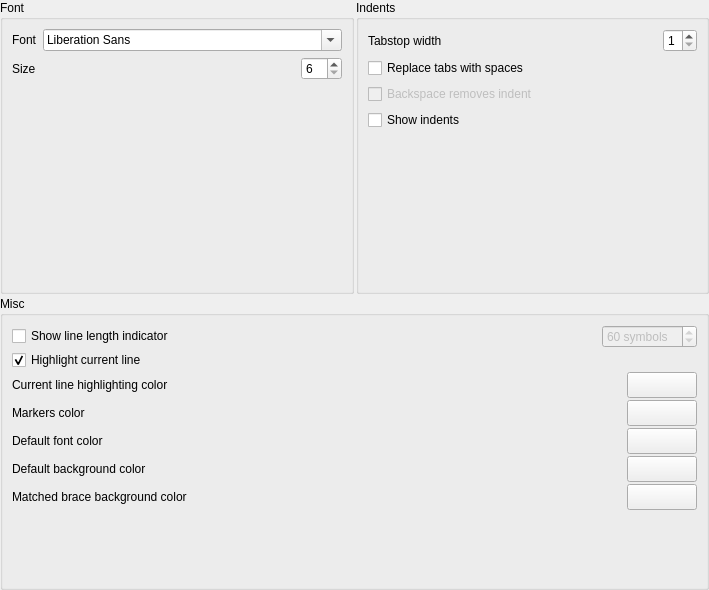
Before: the Qt Designer form src/gui/EditorSettingsPage.ui in Mezomish/juffed, drawn with Qt 5.
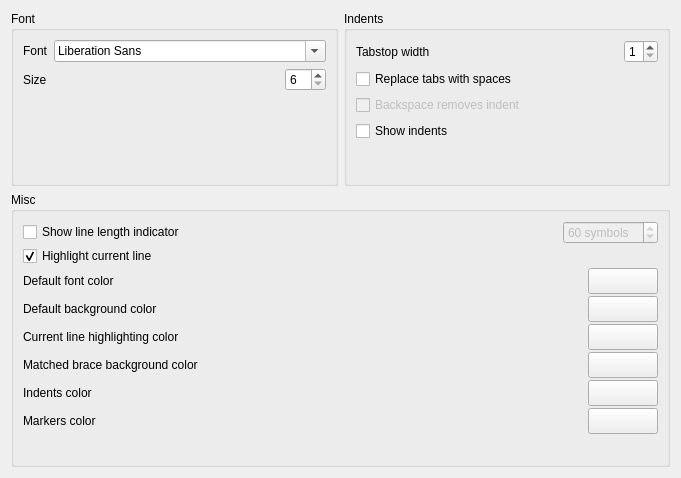
After: the same form once the commit is applied.

Commit message: Added: customizing the indents color

The edit to the form file:
```diff
--- a/src/gui/EditorSettingsPage.ui
+++ b/src/gui/EditorSettingsPage.ui
@@ -6,20 +6,173 @@
    <rect>
     <x>0</x>
     <y>0</y>
-    <width>709</width>
-    <height>590</height>
+    <width>681</width>
+    <height>478</height>
    </rect>
   </property>
   <property name="windowTitle">
    <string/>
   </property>
-  <layout class="QGridLayout">
-   <property name="margin">
-    <number>0</number>
-   </property>
-   <property name="spacing">
-    <number>2</number>
-   </property>
+  <layout class="QGridLayout" name="gridLayout">
+   <item row="0" column="0">
+    <widget class="QGroupBox" name="groupBox">
+     <property name="title">
+      <string>Font</string>
+     </property>
+     <layout class="QGridLayout">
+      <property name="margin">
+       <number>9</number>
+      </property>
+      <property name="spacing">
+       <number>6</number>
+      </property>
+      <item row="0" column="0">
+       <widget class="QLabel" name="label">
+        <property name="text">
+         <string>Font</string>
+        </property>
+       </widget>
+      </item>
+      <item row="0" column="1" colspan="2">
+       <widget class="QFontComboBox" name="fontCmb"/>
+      </item>
+      <item row="1" column="0">
+       <widget class="QLabel" name="label_2">
+        <property name="text">
+         <string>Size</string>
+        </property>
+       </widget>
+      </item>
+      <item row="1" column="1">
+       <spacer>
+        <property name="orientation">
+         <enum>Qt::Horizontal</enum>
+        </property>
+        <property name="sizeHint" stdset="0">
+         <size>
+          <width>40</width>
+          <height>20</height>
+         </size>
+        </property>
+       </spacer>
+      </item>
+      <item row="1" column="2">
+       <widget class="QSpinBox" name="fontSizeSpin">
+        <property name="minimum">
+         <number>6</number>
+        </property>
+        <property name="maximum">
+         <number>24</number>
+        </property>
+        <property name="value">
+         <number>6</number>
+        </property>
+       </widget>
+      </item>
+      <item row="2" column="1">
+       <spacer name="verticalSpacer_2">
+        <property name="orientation">
+         <enum>Qt::Vertical</enum>
+        </property>
+        <property name="sizeHint" stdset="0">
+         <size>
+          <width>20</width>
+          <height>40</height>
+         </size>
+        </property>
+       </spacer>
+      </item>
+     </layout>
+    </widget>
+   </item>
+   <item row="0" column="1">
+    <widget class="QGroupBox" name="groupBox_2">
+     <property name="title">
+      <string>Indents</string>
+     </property>
+     <layout class="QVBoxLayout" name="verticalLayout_2">
+      <item>
+       <layout class="QHBoxLayout" name="horizontalLayout_5">
+        <item>
+         <widget class="QLabel" name="label_3">
+          <property name="text">
+           <string>Tabstop width</string>
+          </property>
+         </widget>
+        </item>
+        <item>
+         <spacer>
+          <property name="orientation">
+           <enum>Qt::Horizontal</enum>
+          </property>
+          <property name="sizeHint" stdset="0">
+           <size>
+            <width>40</width>
+            <height>20</height>
+           </size>
+          </property>
+         </spacer>
+        </item>
+        <item>
+         <widget class="QSpinBox" name="tabStopWidthSpin">
+          <property name="minimum">
+           <number>1</number>
+          </property>
+          <property name="maximum">
+           <number>8</number>
+          </property>
+          <property name="value">
+           <number>1</number>
+          </property>
+         </widget>
+        </item>
+       </layout>
+      </item>
+      <item>
+       <widget class="QCheckBox" name="replaceTabsChk">
+        <property name="text">
+         <string>Replace tabs with spaces</string>
+        </property>
+       </widget>
+      </item>
+      <item>
+       <widget class="QCheckBox" name="unindentChk">
+        <property name="enabled">
+         <bool>false</bool>
+        </property>
+        <property name="toolTip">
+         <string>If &quot;Replace tabs with spaces&quot; option is checked, 
+the current option lets backspace key to remove the 
+whole indent instead of removind single whitespace</string>
+        </property>
+        <property name="text">
+         <string>Backspace removes indent</string>
+        </property>
+       </widget>
+      </item>
+      <item>
+       <widget class="QCheckBox" name="showIndentsChk">
+        <property name="text">
+         <string>Show indents</string>
+        </property>
+       </widget>
+      </item>
+      <item>
+       <spacer name="verticalSpacer_3">
+        <property name="orientation">
+         <enum>Qt::Vertical</enum>
+        </property>
+        <property name="sizeHint" stdset="0">
+         <size>
+          <width>20</width>
+          <height>40</height>
+         </size>
+        </property>
+       </spacer>
+      </item>
+     </layout>
+    </widget>
+   </item>
    <item row="1" column="0" colspan="2">
     <widget class="QGroupBox" name="groupBox_3">
      <property name="title">
@@ -91,87 +244,6 @@
         </property>
        </widget>
       </item>
-      <item>
-       <layout class="QHBoxLayout">
-        <property name="spacing">
-         <number>6</number>
-        </property>
-        <property name="margin">
-         <number>0</number>
-        </property>
-        <item>
-         <widget class="QLabel" name="label_5">
-          <property name="text">
-           <string>Current line highlighting color</string>
-          </property>
-         </widget>
-        </item>
-        <item>
-         <widget class="QPushButton" name="curLineColorBtn">
-          <property name="minimumSize">
-           <size>
-            <width>40</width>
-            <height>26</height>
-           </size>
-          </property>
-          <property name="maximumSize">
-           <size>
-            <width>70</width>
-            <height>26</height>
-           </size>
-          </property>
-          <property name="text">
-           <string/>
-          </property>
-         </widget>
-        </item>
-       </layout>
-      </item>
-      <item>
-       <layout class="QHBoxLayout">
-        <property name="spacing">
-         <number>6</number>
-        </property>
-        <property name="margin">
-         <number>0</number>
-        </property>
-        <item>
-         <widget class="QLabel" name="label_4">
-          <property name="text">
-           <string>Markers color</string>
-          </property>
-         </widget>
-        </item>
-        <item>
-         <widget class="QPushButton" name="markerColorBtn">
-          <property name="minimumSize">
-           <size>
-            <width>40</width>
-            <height>26</height>
-           </size>
-          </property>
-          <property name="maximumSize">
-           <size>
-            <width>70</width>
-            <height>26</height>
-           </size>
-          </property>
-          <property name="text">
-           <string/>
-          </property>
-          <property name="iconSize">
-           <size>
-            <width>100</width>
-            <height>100</height>
-           </size>
-          </property>
-          <property name="flat">
-           <bool>false</bool>
-          </property>
-         </widget>
-        </item>
-       </layout>
-      </item>
       <item>
        <layout class="QHBoxLayout" name="horizontalLayout_2">
         <item>
@@ -232,6 +304,42 @@
         </item>
        </layout>
       </item>
+      <item>
+       <layout class="QHBoxLayout">
+        <property name="spacing">
+         <number>6</number>
+        </property>
+        <property name="margin">
+         <number>0</number>
+        </property>
+        <item>
+         <widget class="QLabel" name="label_5">
+          <property name="text">
+           <string>Current line highlighting color</string>
+          </property>
+         </widget>
+        </item>
+        <item>
+         <widget class="QPushButton" name="curLineColorBtn">
+          <property name="minimumSize">
+           <size>
+            <width>40</width>
+            <height>26</height>
+           </size>
+          </property>
+          <property name="maximumSize">
+           <size>
+            <width>70</width>
+            <height>26</height>
+           </size>
+          </property>
+          <property name="text">
+           <string/>
+          </property>
+         </widget>
+        </item>
+       </layout>
+      </item>
       <item>
        <layout class="QHBoxLayout" name="horizontalLayout_3">
         <item>
@@ -262,6 +370,81 @@
         </item>
        </layout>
       </item>
+      <item>
+       <layout class="QHBoxLayout" name="horizontalLayout_4">
+        <item>
+         <widget class="QLabel" name="label_9">
+          <property name="text">
+           <string>Indents color</string>
+          </property>
+         </widget>
+        </item>
+        <item>
+         <widget class="QPushButton" name="indentColorBtn">
+          <property name="minimumSize">
+           <size>
+            <width>40</width>
+            <height>26</height>
+           </size>
+          </property>
+          <property name="maximumSize">
+           <size>
+            <width>70</width>
+            <height>26</height>
+           </size>
+          </property>
+          <property name="text">
+           <string/>
+          </property>
+         </widget>
+        </item>
+       </layout>
+      </item>
+      <item>
+       <layout class="QHBoxLayout">
+        <property name="spacing">
+         <number>6</number>
+        </property>
+        <property name="margin">
+         <number>0</number>
+        </property>
+        <item>
+         <widget class="QLabel" name="label_4">
+          <property name="text">
+           <string>Markers color</string>
+          </property>
+         </widget>
+        </item>
+        <item>
+         <widget class="QPushButton" name="markerColorBtn">
+          <property name="minimumSize">
+           <size>
+            <width>40</width>
+            <height>26</height>
+           </size>
+          </property>
+          <property name="maximumSize">
+           <size>
+            <width>70</width>
+            <height>26</height>
+           </size>
+          </property>
+          <property name="text">
+           <string/>
+          </property>
+          <property name="iconSize">
+           <size>
+            <width>100</width>
+            <height>100</height>
+           </size>
+          </property>
+          <property name="flat">
+           <bool>false</bool>
+          </property>
+         </widget>
+        </item>
+       </layout>
+      </item>
       <item>
        <spacer name="verticalSpacer">
         <property name="orientation">
@@ -278,167 +461,6 @@
      </layout>
     </widget>
    </item>
-   <item row="0" column="1">
-    <widget class="QGroupBox" name="groupBox_2">
-     <property name="title">
-      <string>Indents</string>
-     </property>
-     <layout class="QGridLayout">
-      <property name="margin">
-       <number>9</number>
-      </property>
-      <property name="spacing">
-       <number>6</number>
-      </property>
-      <item row="0" column="0">
-       <widget class="QLabel" name="label_3">
-        <property name="text">
-         <string>Tabstop width</string>
-        </property>
-       </widget>
-      </item>
-      <item row="0" column="1">
-       <spacer>
-        <property name="orientation">
-         <enum>Qt::Horizontal</enum>
-        </property>
-        <property name="sizeHint" stdset="0">
-         <size>
-          <width>40</width>
-          <height>20</height>
-         </size>
-        </property>
-       </spacer>
-      </item>
-      <item row="0" column="2">
-       <widget class="QSpinBox" name="tabStopWidthSpin">
-        <property name="minimum">
-         <number>1</number>
-        </property>
-        <property name="maximum">
-         <number>8</number>
-        </property>
-        <property name="value">
-         <number>1</number>
-        </property>
-       </widget>
-      </item>
-      <item row="1" column="0" colspan="3">
-       <widget class="QCheckBox" name="replaceTabsChk">
-        <property name="text">
-         <string>Replace tabs with spaces</string>
-        </property>
-       </widget>
-      </item>
-      <item row="2" column="0" colspan="3">
-       <widget class="QCheckBox" name="unindentChk">
-        <property name="enabled">
-         <bool>false</bool>
-        </property>
-        <property name="toolTip">
-         <string>If &quot;Replace tabs with spaces&quot; option is checked, 
-the current option lets backspace key to remove the 
-whole indent instead of removind single whitespace</string>
-        </property>
-        <property name="text">
-         <string>Backspace removes indent</string>
-        </property>
-       </widget>
-      </item>
-      <item row="3" column="0" colspan="2">
-       <widget class="QCheckBox" name="showIndentsChk">
-        <property name="text">
-         <string>Show indents</string>
-        </property>
-       </widget>
-      </item>
-      <item row="4" column="0">
-       <spacer name="verticalSpacer_3">
-        <property name="orientation">
-         <enum>Qt::Vertical</enum>
-        </property>
-        <property name="sizeHint" stdset="0">
-         <size>
-          <width>20</width>
-          <height>40</height>
-         </size>
-        </property>
-       </spacer>
-      </item>
-     </layout>
-    </widget>
-   </item>
-   <item row="0" column="0">
-    <widget class="QGroupBox" name="groupBox">
-     <property name="title">
-      <string>Font</string>
-     </property>
-     <layout class="QGridLayout">
-      <property name="margin">
-       <number>9</number>
-      </property>
-      <property name="spacing">
-       <number>6</number>
-      </property>
-      <item row="0" column="0">
-       <widget class="QLabel" name="label">
-        <property name="text">
-         <string>Font</string>
-        </property>
-       </widget>
-      </item>
-      <item row="0" column="1" colspan="2">
-       <widget class="QFontComboBox" name="fontCmb"/>
-      </item>
-      <item row="1" column="0">
-       <widget class="QLabel" name="label_2">
-        <property name="text">
-         <string>Size</string>
-        </property>
-       </widget>
-      </item>
-      <item row="1" column="1">
-       <spacer>
-        <property name="orientation">
-         <enum>Qt::Horizontal</enum>
-        </property>
-        <property name="sizeHint" stdset="0">
-         <size>
-          <width>40</width>
-          <height>20</height>
-         </size>
-        </property>
-       </spacer>
-      </item>
-      <item row="1" column="2">
-       <widget class="QSpinBox" name="fontSizeSpin">
-        <property name="minimum">
-         <number>6</number>
-        </property>
-        <property name="maximum">
-         <number>24</number>
-        </property>
-        <property name="value">
-         <number>6</number>
-        </property>
-       </widget>
-      </item>
-      <item row="2" column="1">
-       <spacer name="verticalSpacer_2">
-        <property name="orientation">
-         <enum>Qt::Vertical</enum>
-        </property>
-        <property name="sizeHint" stdset="0">
-         <size>
-          <width>20</width>
-          <height>40</height>
-         </size>
-        </property>
-       </spacer>
-      </item>
-     </layout>
-    </widget>
-   </item>
   </layout>
  </widget>
  <resources/>
```
The commit also changes 4 other files.
